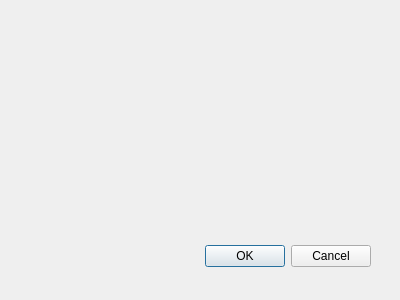
First picture: the form in k_neighbours/k_neighbours_dialog_base.ui, repository BiswarupGitHub/Test-plugin, before the edit.
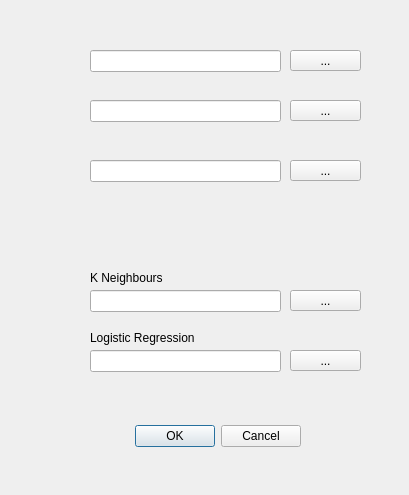
Second picture: the form after the edit.

```diff
--- a/k_neighbours/k_neighbours_dialog_base.ui
+++ b/k_neighbours/k_neighbours_dialog_base.ui
@@ -1,22 +1,22 @@
 <ui version="4.0" >
  <class>kneighboursDialogBase</class>
- <widget class="QDialog" name="kneighboursDialogBase" >
-  <property name="geometry" >
+ <widget class="QDialog" name="kneighboursDialogBase">
+  <property name="geometry">
    <rect>
     <x>0</x>
     <y>0</y>
-    <width>400</width>
-    <height>300</height>
+    <width>409</width>
+    <height>495</height>
    </rect>
   </property>
   <property name="windowTitle" >
    <string>K Neighbours</string>
   </property>
-  <widget class="QDialogButtonBox" name="button_box" >
-   <property name="geometry" >
+  <widget class="QDialogButtonBox" name="button_box">
+   <property name="geometry">
     <rect>
-     <x>30</x>
-     <y>240</y>
+     <x>-40</x>
+     <y>420</y>
      <width>341</width>
      <height>32</height>
     </rect>
@@ -28,6 +28,147 @@
     <set>QDialogButtonBox::Cancel|QDialogButtonBox::Ok</set>
    </property>
   </widget>
+  <widget class="QLineEdit" name="lineEdit">
+   <property name="geometry">
+    <rect>
+     <x>90</x>
+     <y>50</y>
+     <width>191</width>
+     <height>22</height>
+    </rect>
+   </property>
+  </widget>
+  <widget class="QLineEdit" name="lineEdit_2">
+   <property name="geometry">
+    <rect>
+     <x>90</x>
+     <y>160</y>
+     <width>191</width>
+     <height>22</height>
+    </rect>
+   </property>
+  </widget>
+  <widget class="QLineEdit" name="lineEdit_3">
+   <property name="geometry">
+    <rect>
+     <x>90</x>
+     <y>100</y>
+     <width>191</width>
+     <height>22</height>
+    </rect>
+   </property>
+  </widget>
+  <widget class="QLineEdit" name="lineEdit_4">
+   <property name="geometry">
+    <rect>
+     <x>90</x>
+     <y>290</y>
+     <width>191</width>
+     <height>22</height>
+    </rect>
+   </property>
+  </widget>
+  <widget class="QPushButton" name="pushButton">
+   <property name="geometry">
+    <rect>
+     <x>290</x>
+     <y>50</y>
+     <width>71</width>
+     <height>21</height>
+    </rect>
+   </property>
+   <property name="text">
+    <string>...</string>
+   </property>
+  </widget>
+  <widget class="QPushButton" name="pushButton_2">
+   <property name="geometry">
+    <rect>
+     <x>290</x>
+     <y>100</y>
+     <width>71</width>
+     <height>21</height>
+    </rect>
+   </property>
+   <property name="text">
+    <string>...</string>
+   </property>
+  </widget>
+  <widget class="QPushButton" name="pushButton_3">
+   <property name="geometry">
+    <rect>
+     <x>290</x>
+     <y>160</y>
+     <width>71</width>
+     <height>21</height>
+    </rect>
+   </property>
+   <property name="text">
+    <string>...</string>
+   </property>
+  </widget>
+  <widget class="QPushButton" name="pushButton_4">
+   <property name="geometry">
+    <rect>
+     <x>290</x>
+     <y>290</y>
+     <width>71</width>
+     <height>21</height>
+    </rect>
+   </property>
+   <property name="text">
+    <string>...</string>
+   </property>
+  </widget>
+  <widget class="QLabel" name="label">
+   <property name="geometry">
+    <rect>
+     <x>90</x>
+     <y>270</y>
+     <width>101</width>
+     <height>16</height>
+    </rect>
+   </property>
+   <property name="text">
+    <string>K Neighbours</string>
+   </property>
+  </widget>
+  <widget class="QLabel" name="label_2">
+   <property name="geometry">
+    <rect>
+     <x>90</x>
+     <y>330</y>
+     <width>121</width>
+     <height>16</height>
+    </rect>
+   </property>
+   <property name="text">
+    <string>Logistic Regression</string>
+   </property>
+  </widget>
+  <widget class="QLineEdit" name="lineEdit_5">
+   <property name="geometry">
+    <rect>
+     <x>90</x>
+     <y>350</y>
+     <width>191</width>
+     <height>22</height>
+    </rect>
+   </property>
+  </widget>
+  <widget class="QPushButton" name="pushButton_5">
+   <property name="geometry">
+    <rect>
+     <x>290</x>
+     <y>350</y>
+     <width>71</width>
+     <height>21</height>
+    </rect>
+   </property>
+   <property name="text">
+    <string>...</string>
+   </property>
+  </widget>
  </widget>
  <resources/>
  <connections>
```
Left out of the diff: 33 changed lines with no effect on the pictures.
